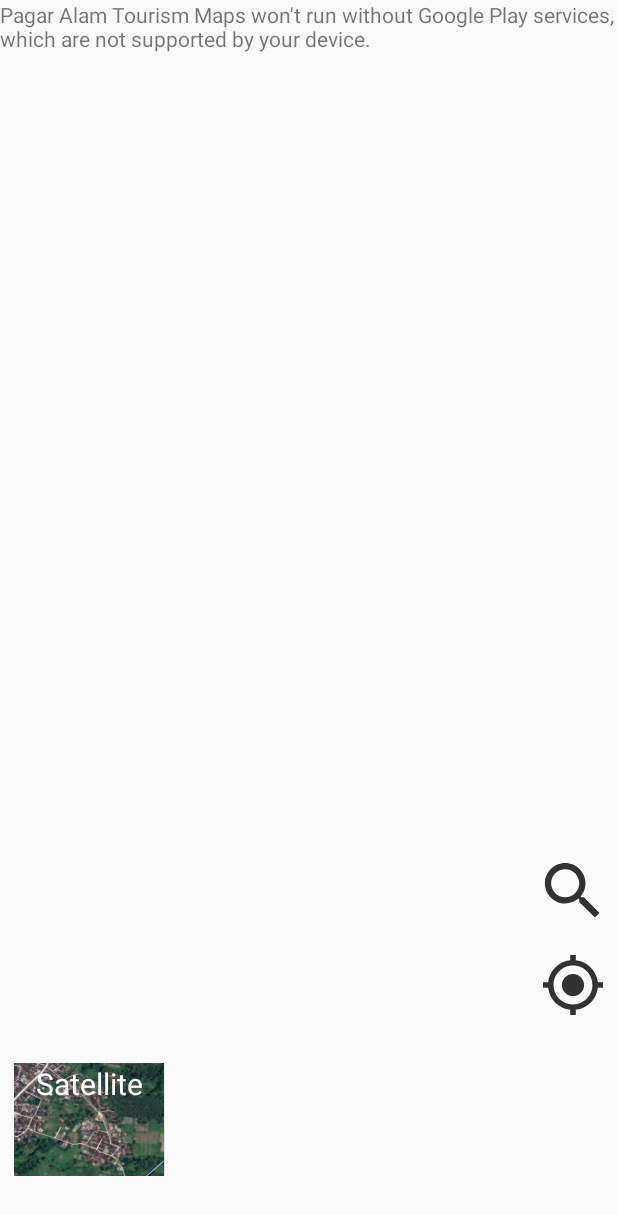
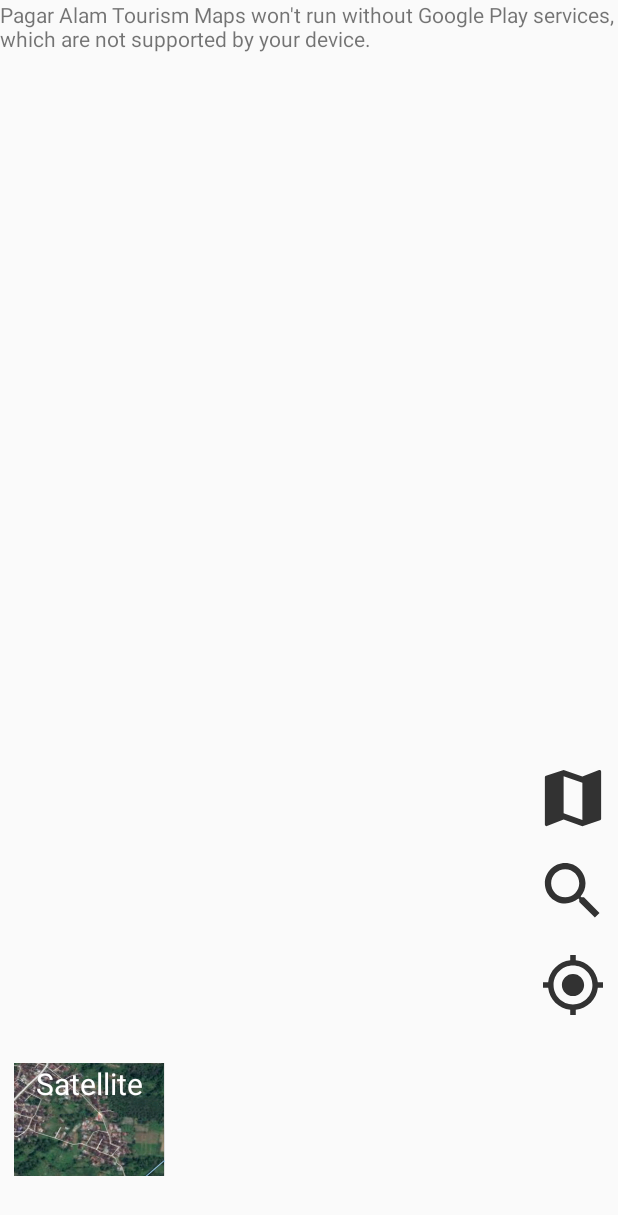
Before and after one commit to suwar/PGADijkstra, an Android app: the MapsActivity screen opened directly, with no data from a screen before it, on a phone screen of 412 x 824 dp. Shown: the top 1215 px of the screen. Run offline under Robolectric (Android 15) with nearby library versions, the light colour scheme and no system bars; 4 statements that could not run were skipped.

Commit message:
14 dec 1.43

```diff
--- a/app/src/main/java/com/application/pgadijkstra/MapsActivity.java
+++ b/app/src/main/java/com/application/pgadijkstra/MapsActivity.java
@@ -45,7 +45,7 @@ public class MapsActivity extends FragmentActivity implements OnMapReadyCallback
     private static final LatLng PagarAlam = new LatLng( -4.066010, 103.268494);
     private static final String FINE_LOCATION = Manifest.permission.ACCESS_FINE_LOCATION;
     private static final String COARSE_LOCATION = Manifest.permission.ACCESS_COARSE_LOCATION;
-    private String TAG = "MainActivity";
+    private String TAG = "MapsActivity";
 
     private FusedLocationProviderClient mFusedLocationProviderClient;
     private boolean mLocationPermissionsGranted = false;
@@ -55,6 +55,7 @@ public class MapsActivity extends FragmentActivity implements OnMapReadyCallback
 
     private ImageView mCurrentLoc;
     private ImageView mCariRute;
+    private ImageView mPetaPga2;
     private TextView mMapView;
     private TextView mSatelliteView;
 
@@ -65,6 +66,7 @@ public class MapsActivity extends FragmentActivity implements OnMapReadyCallback
 
         mCurrentLoc = (ImageView) findViewById(R.id.ic_current_location);
         mCariRute = (ImageView) findViewById(R.id.cari_rute);
+        mPetaPga2 = (ImageView) findViewById(R.id.peta_pga2);
         mMapView = (TextView) findViewById(R.id.map_view);
         mSatelliteView = (TextView) findViewById(R.id.satellite_view);
 
@@ -75,7 +77,14 @@ public class MapsActivity extends FragmentActivity implements OnMapReadyCallback
                 getDeviceLocation();
             }
         });
-
+        mPetaPga2.setOnClickListener(new View.OnClickListener() {
+            @Override
+            public void onClick(View v) {
+                Intent intent = new Intent(MapsActivity.this, MainActivity.class);
+                startActivity(intent);
+                mMap.moveCamera(CameraUpdateFactory.newLatLngZoom(PagarAlam, DEFAULT_ZOOM));
+            }
+        });
         mCariRute.setOnClickListener(new View.OnClickListener() {
             @Override
             public void onClick(View v) {
--- a/app/src/main/res/layout/activity_maps.xml
+++ b/app/src/main/res/layout/activity_maps.xml
@@ -12,6 +12,18 @@
         android:layout_width="match_parent"
         android:layout_height="match_parent"
         tools:context="com.application.pgadijkstra.MapsActivity" />
+
+    <ImageView
+        android:id="@+id/peta_pga2"
+        android:layout_width="40dp"
+        android:layout_height="40dp"
+        android:layout_alignParentRight="true"
+        android:layout_alignParentBottom="true"
+        android:layout_marginRight="10dp"
+        android:layout_marginBottom="272dp"
+        android:backgroundTint="@android:color/background_light"
+        android:scaleType="centerCrop"
+        android:src="@drawable/ic_peta_pga" />
 
     <TextView
         android:id="@+id/map_view"
```
